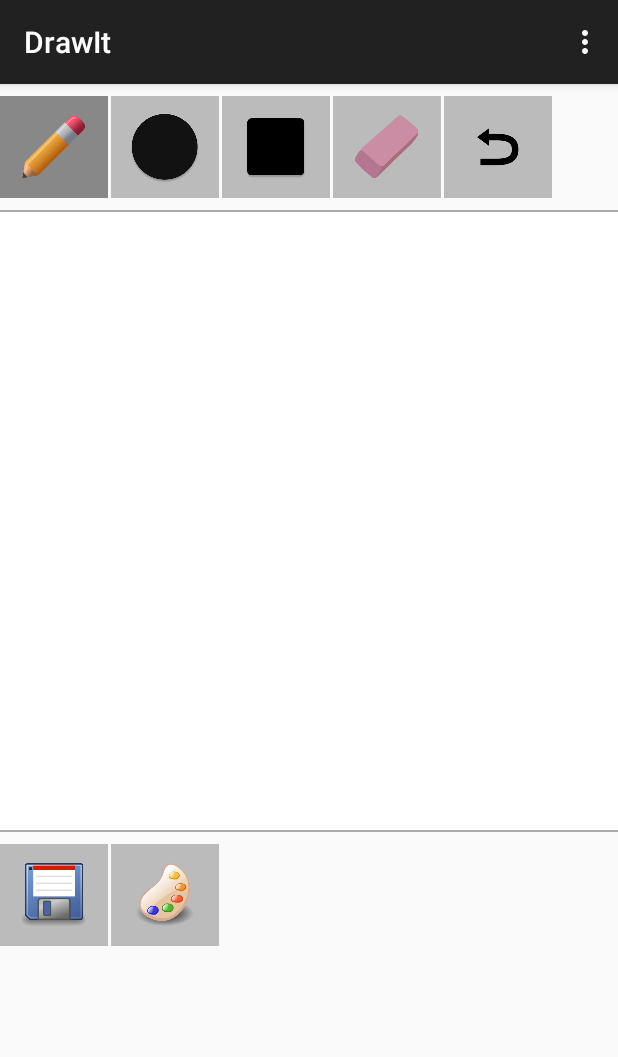
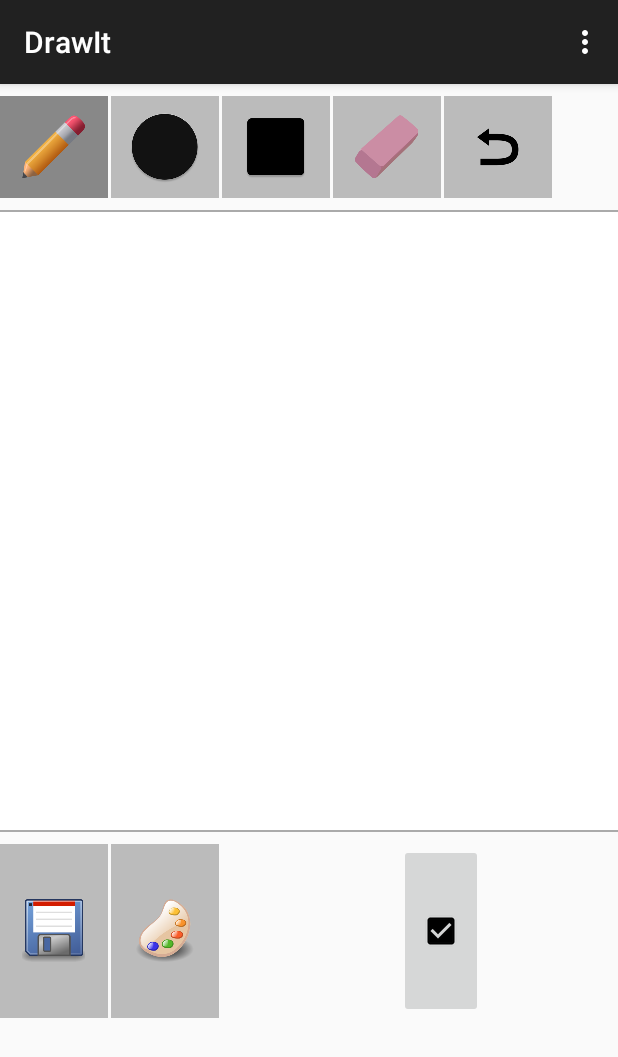
Before and after one commit to aleixpb2/DrawIt, an Android app: the screen it shows after launch (MainActivity), on a phone screen of 412 x 824 dp. Shown: the top 1057 px of the screen. Run offline under Robolectric (Android 15) with nearby library versions, the phone set to English and light mode, and no system bars.

Commit message:
FIB push

```diff
--- a/app/src/main/java/com/aleix/drawit/MainActivity.java
+++ b/app/src/main/java/com/aleix/drawit/MainActivity.java
@@ -38,6 +38,8 @@ public class MainActivity extends ActionBarActivity
     private ImageButton saveButton;
     //private ImageButton brushButton;
     private ImageButton newImageButton;
+    private ImageButton cancelButton;
+    private ImageButton okButton;
 
     private String[] resolutions;
     private String resolution;
@@ -103,18 +105,25 @@ public class MainActivity extends ActionBarActivity
         //brushButton.setBackgroundColor(Color.parseColor(colorDisabled));
         newImageButton = (ImageButton) findViewById(R.id.newImage);
         newImageButton.setBackgroundColor(Color.parseColor(colorDisabled));
+        cancelButton = (ImageButton) findViewById(R.id.cancel);
+        cancelButton.setBackgroundColor(Color.parseColor(colorDisabled));
+        cancelButton.setVisibility(View.INVISIBLE); // TODO
+        //cancelButton.setVisibility(View.GONE); // TODO
+        okButton = (ImageButton) findViewById(R.id.ok);
+        //okButton.setBackgroundColor(Color.parseColor(colorDisabled)); TODO: avaluar diferencia
+        //okButton.setVisibility(View.?);
+        // TODO: usar funcio setActiveCancelOk
 
         setUpOnTouchListeners();
 
         pencilButton.setOnClickListener(new View.OnClickListener() {
             @Override
             public void onClick(View v) {
-                //pencilButton.setPressed(true);
-                //geometricElemButton.setPressed(false);
                 mCustomDrawItView.setPencilActive();
                 geometricElemButton.setBackgroundColor(Color.parseColor(colorDisabled));
                 eraseButton.setBackgroundColor(Color.parseColor(colorDisabled));
                 pencilButton.setBackgroundColor(Color.GRAY);
+                setActiveCancelOk(false);
             }
         });
 
@@ -124,6 +133,7 @@ public class MainActivity extends ActionBarActivity
                 pencilButton.setBackgroundColor(Color.parseColor(colorDisabled));
                 eraseButton.setBackgroundColor(Color.parseColor(colorDisabled));
                 geometricElemButton.setBackgroundColor(Color.GRAY);
+                setActiveCancelOk(true);
 
                 GeometricElementsFragment dialog = new GeometricElementsFragment();
                 dialog.show(getFragmentManager(), "dialogGeom");
@@ -145,6 +155,7 @@ public class MainActivity extends ActionBarActivity
                 pencilButton.setBackgroundColor(Color.parseColor(colorDisabled));
                 geometricElemButton.setBackgroundColor(Color.parseColor(colorDisabled));
                 eraseButton.setBackgroundColor(Color.GRAY);
+                setActiveCancelOk(false);
             }
         });
 
@@ -222,6 +233,20 @@ public class MainActivity extends ActionBarActivity
                         })
                         .show();
                 //****   .setMessage("The current drawing will be deleted")
+            }
+        });
+
+        cancelButton.setOnClickListener(new View.OnClickListener() {
+            @Override
+            public void onClick(View v) {
+                Log.d(LOG_TAG, "cancelButton clicked");
+            }
+        });
+
+        okButton.setOnClickListener(new View.OnClickListener() {
+            @Override
+            public void onClick(View v) {
+                Log.d(LOG_TAG, "okButton clicked");
             }
         });
 
@@ -339,9 +364,7 @@ public class MainActivity extends ActionBarActivity
                 return false;
             }
         });
-
         //brushButton.setOnTouchListener(new OnTouch...
-
         newImageButton.setOnTouchListener(new View.OnTouchListener() {
             @Override
             public boolean onTouch(View v, MotionEvent event) {
@@ -352,7 +375,30 @@ public class MainActivity extends ActionBarActivity
                 return false;
             }
         });
+        cancelButton.setOnTouchListener(new View.OnTouchListener() {
+            @Override
+            public boolean onTouch(View v, MotionEvent event) {
+                if (event.getAction() == MotionEvent.ACTION_DOWN) {
+                    cancelButton.setBackgroundColor(Color.GRAY);
+                }else if(event.getAction() == MotionEvent.ACTION_UP)
+                    cancelButton.setBackgroundColor(Color.parseColor(colorDisabled));
+                return false;
+            }
+        });
+        okButton.setOnTouchListener(new View.OnTouchListener() {
+            @Override
+            public boolean onTouch(View v, MotionEvent event) {
+                if (event.getAction() == MotionEvent.ACTION_DOWN) {
+                    okButton.setBackgroundColor(Color.GRAY);
+                }else if(event.getAction() == MotionEvent.ACTION_UP)
+                    okButton.setBackgroundColor(Color.parseColor(colorDisabled));
+                return false;
+            }
+        });
+    }
 
+    private void setActiveCancelOk(boolean active){
+        // TODO: implementar
     }
 
     @Override
--- a/app/src/main/res/layout/activity_main.xml
+++ b/app/src/main/res/layout/activity_main.xml
@@ -74,6 +74,16 @@
             android:layout_height="match_parent"
             android:src="@mipmap/ic_launcher"
             android:id="@+id/newImage"/>
+        <ImageButton
+            android:layout_width="wrap_content"
+            android:layout_height="match_parent"
+            android:src="@drawable/abc_ic_clear_mtrl_alpha"
+            android:id="@+id/cancel"/>
+        <ImageButton
+            android:layout_width="wrap_content"
+            android:layout_height="match_parent"
+            android:src="@drawable/abc_btn_check_to_on_mtrl_015"
+            android:id="@+id/ok"/>
     </LinearLayout>
 </LinearLayout>
 
```
